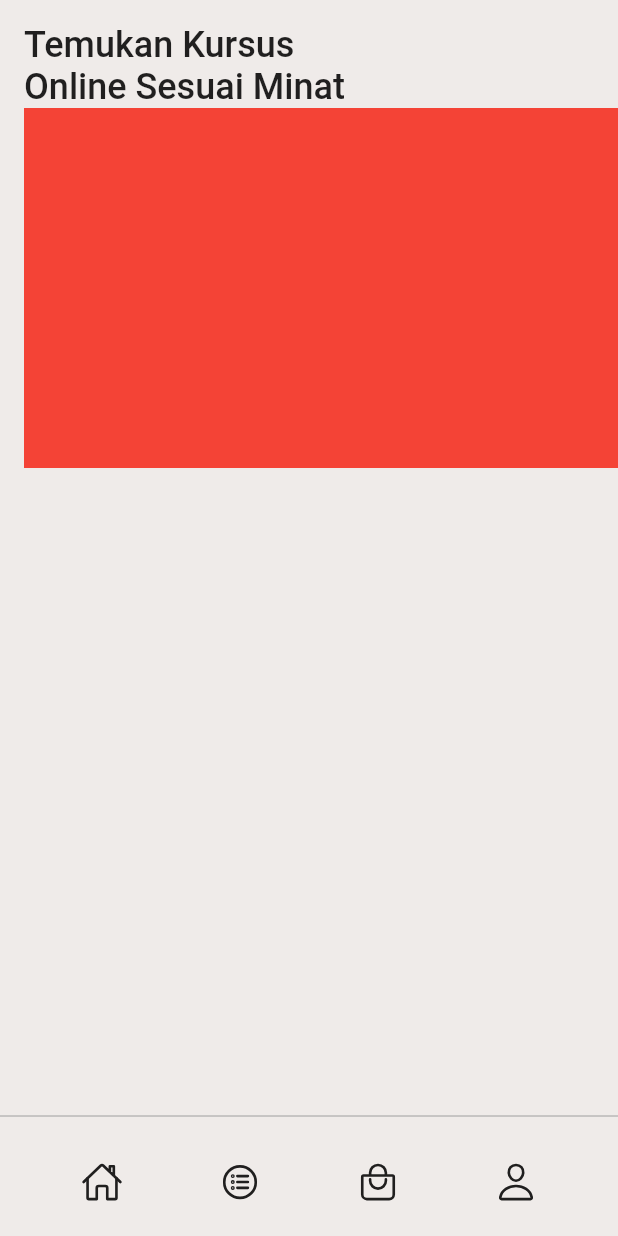
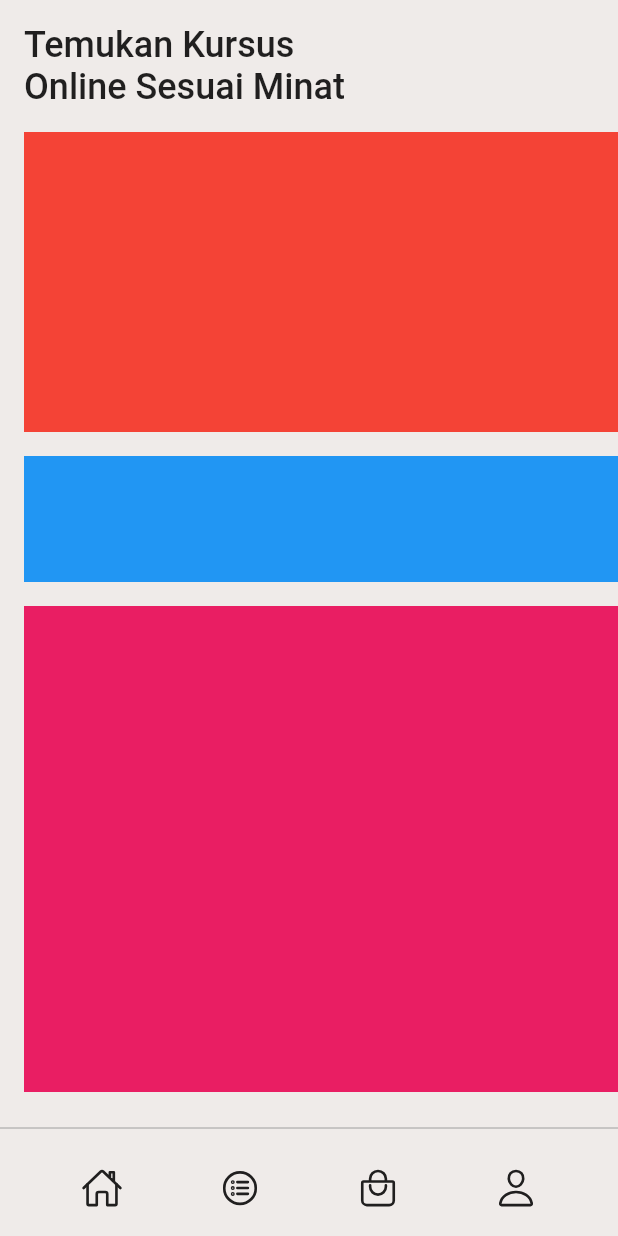
Before and after one commit to JAICHANGPARK/flutter_notebook_19th_story, a Flutter app: the screen it shows after launch, on a phone screen of 412 x 824 dp. Run offline on Flutter 3.47's test engine with Material 2 defaults, Android fonts, the phone set to English and light mode, and no system bars; our stand-ins replace bubble_tab_indicator, cached_network_image, countup, fl_chart, flutter_riverpod, freezed_annotation and 4 more.

Commit message:
Update e_course_home_page.dart

```diff
--- a/lib/ep1148_e_course_app/src/ui/e_course_home_page.dart
+++ b/lib/ep1148_e_course_app/src/ui/e_course_home_page.dart
@@ -45,10 +45,25 @@ class _ECourseHomePageState extends State<ECourseHomePage> {
                         ],
                       ),
                     ),
+                    Padding(
+                      padding: const EdgeInsets.symmetric(vertical: 16),
+                      child: Container(
+                        height: 200,
+                        decoration: BoxDecoration(
+                          color: Colors.red,
+                        ),
+                      ),
+                    ),
                     Container(
-                      height: 240,
+                      height: 84,
                       decoration: BoxDecoration(
-                        color: Colors.red,
+                        color: Colors.blue,
+                      ),
+                    ),
+                    SizedBox(height: 16,),
+                    Expanded(
+                      child: Container(
+                        color: Colors.pink,
                       ),
                     )
                   ],
@@ -59,7 +74,7 @@ class _ECourseHomePageState extends State<ECourseHomePage> {
               color: Colors.grey,
             ),
             Container(
-              height: 72,
+              height: 64,
               decoration: BoxDecoration(),
               child: Row(
                 mainAxisAlignment: MainAxisAlignment.spaceEvenly,
```
